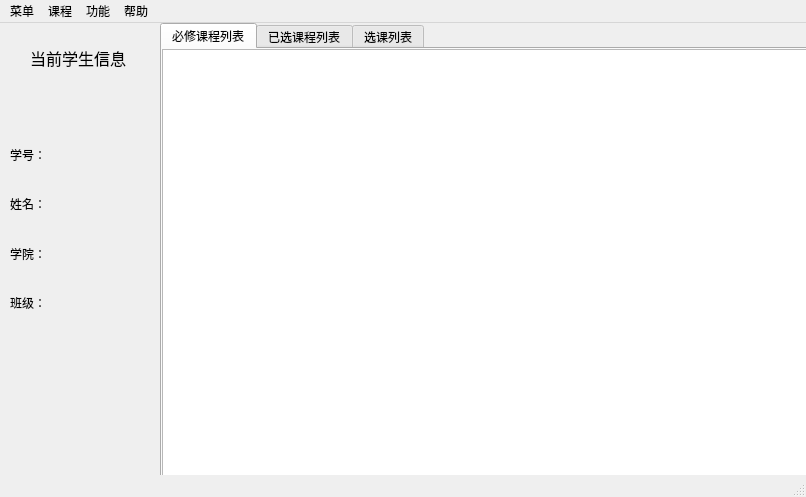
The window that source/mainwindow_student.ui (laddie132/Academic-Management-System-Demo) describes before a commit, drawn with Qt 5.
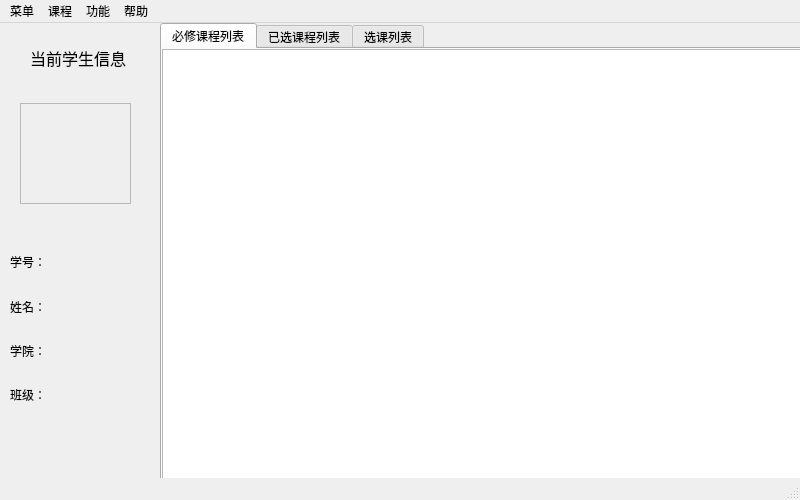
The same window after the commit. Icons and pictures are not drawn.

```diff
--- a/source/mainwindow_student.ui
+++ b/source/mainwindow_student.ui
@@ -6,8 +6,8 @@
    <rect>
     <x>0</x>
     <y>0</y>
-    <width>806</width>
-    <height>497</height>
+    <width>800</width>
+    <height>500</height>
    </rect>
   </property>
   <property name="windowTitle">
@@ -155,7 +155,7 @@
     <property name="geometry">
      <rect>
       <x>10</x>
-      <y>110</y>
+      <y>220</y>
       <width>141</width>
       <height>191</height>
      </rect>
@@ -191,36 +191,6 @@
        </property>
       </widget>
      </item>
-     <item row="1" column="1">
-      <widget class="QLabel" name="label_name">
-       <property name="styleSheet">
-        <string notr="true">font: 25 11pt &quot;微软雅黑 Light&quot;;</string>
-       </property>
-       <property name="text">
-        <string/>
-       </property>
-      </widget>
-     </item>
-     <item row="0" column="1">
-      <widget class="QLabel" name="label_id">
-       <property name="styleSheet">
-        <string notr="true">font: 25 11pt &quot;微软雅黑 Light&quot;;</string>
-       </property>
-       <property name="text">
-        <string/>
-       </property>
-      </widget>
-     </item>
-     <item row="2" column="1">
-      <widget class="QLabel" name="label_institude">
-       <property name="styleSheet">
-        <string notr="true">font: 25 11pt &quot;微软雅黑 Light&quot;;</string>
-       </property>
-       <property name="text">
-        <string/>
-       </property>
-      </widget>
-     </item>
      <item row="3" column="0">
       <widget class="QLabel" name="label">
        <property name="styleSheet">
@@ -231,7 +201,46 @@
        </property>
       </widget>
      </item>
-     <item row="3" column="1">
+     <item row="4" column="0">
+      <spacer name="horizontalSpacer">
+       <property name="orientation">
+        <enum>Qt::Horizontal</enum>
+       </property>
+       <property name="sizeHint" stdset="0">
+        <size>
+         <width>40</width>
+         <height>20</height>
+        </size>
+       </property>
+      </spacer>
+     </item>
+     <item row="4" column="2">
+      <spacer name="horizontalSpacer_2">
+       <property name="orientation">
+        <enum>Qt::Horizontal</enum>
+       </property>
+       <property name="sizeHint" stdset="0">
+        <size>
+         <width>40</width>
+         <height>20</height>
+        </size>
+       </property>
+      </spacer>
+     </item>
+     <item row="4" column="1">
+      <spacer name="horizontalSpacer_3">
+       <property name="orientation">
+        <enum>Qt::Horizontal</enum>
+       </property>
+       <property name="sizeHint" stdset="0">
+        <size>
+         <width>40</width>
+         <height>20</height>
+        </size>
+       </property>
+      </spacer>
+     </item>
+     <item row="3" column="1" colspan="2">
       <widget class="QLabel" name="label_class">
        <property name="styleSheet">
         <string notr="true">font: 25 11pt &quot;微软雅黑 Light&quot;;</string>
@@ -241,15 +250,64 @@
        </property>
       </widget>
      </item>
+     <item row="2" column="1" colspan="2">
+      <widget class="QLabel" name="label_institude">
+       <property name="styleSheet">
+        <string notr="true">font: 25 11pt &quot;微软雅黑 Light&quot;;</string>
+       </property>
+       <property name="text">
+        <string/>
+       </property>
+      </widget>
+     </item>
+     <item row="1" column="1" colspan="2">
+      <widget class="QLabel" name="label_name">
+       <property name="styleSheet">
+        <string notr="true">font: 25 11pt &quot;微软雅黑 Light&quot;;</string>
+       </property>
+       <property name="text">
+        <string/>
+       </property>
+      </widget>
+     </item>
+     <item row="0" column="1" colspan="2">
+      <widget class="QLabel" name="label_id">
+       <property name="styleSheet">
+        <string notr="true">font: 25 11pt &quot;微软雅黑 Light&quot;;</string>
+       </property>
+       <property name="text">
+        <string/>
+       </property>
+      </widget>
+     </item>
     </layout>
    </widget>
+   <widget class="QFrame" name="frame">
+    <property name="geometry">
+     <rect>
+      <x>20</x>
+      <y>80</y>
+      <width>111</width>
+      <height>101</height>
+     </rect>
+    </property>
+    <property name="styleSheet">
+     <string notr="true">image: url(:/image/photo.png);</string>
+    </property>
+    <property name="frameShape">
+     <enum>QFrame::StyledPanel</enum>
+    </property>
+    <property name="frameShadow">
+     <enum>QFrame::Raised</enum>
+    </property>
+   </widget>
   </widget>
   <widget class="QMenuBar" name="menubar">
    <property name="geometry">
     <rect>
      <x>0</x>
      <y>0</y>
-     <width>806</width>
+     <width>800</width>
      <height>25</height>
     </rect>
    </property>
```
